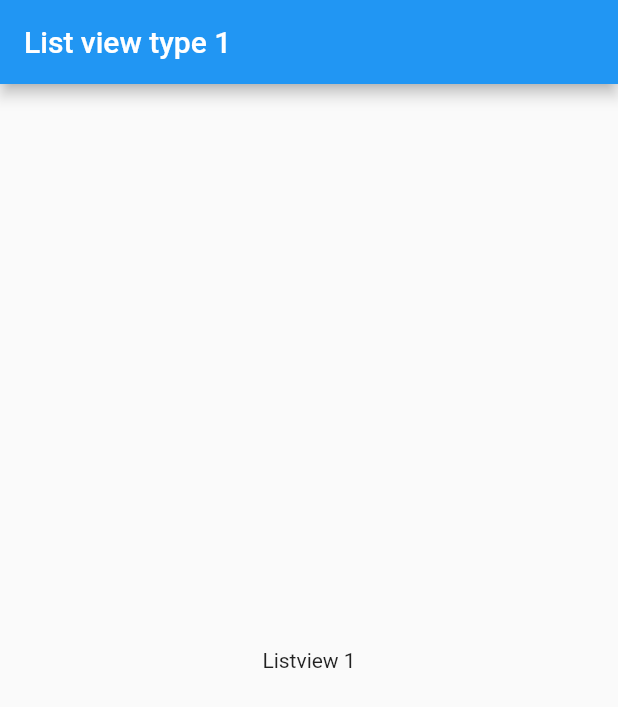
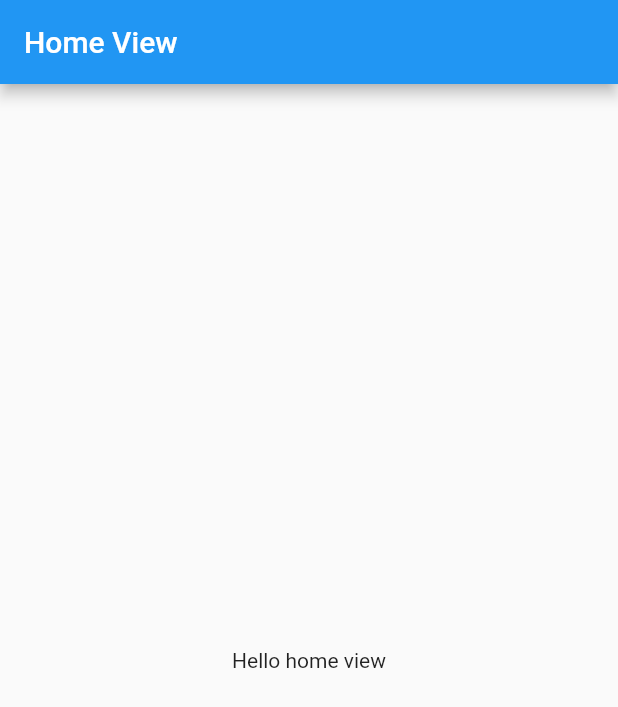
Before and after one commit to rodri2d2/FlutterWidgets, a Flutter app: the screen it shows after launch, on a phone screen of 412 x 824 dp. Shown: the top 707 px of the screen. Run offline on Flutter 3.47's test engine with Material 2 defaults, Android fonts, the phone set to English and light mode, and no system bars.

Commit message:
Add some views
Create two type of list to play with
Create a HomeView and set ir as initial route
Create views file inside views folder to use as router export
Create empty AlertView

```diff
--- a/lib/main.dart
+++ b/lib/main.dart
@@ -1,5 +1,8 @@
 import 'package:flutter/material.dart';
-import 'package:flutter_widgets/views/listView_1.dart';
+
+
+import 'views/views.dart';
+
 
 void main() => runApp(const MyApp());
 
@@ -10,9 +13,15 @@ class MyApp extends StatelessWidget {
   @override
   Widget build(BuildContext context) {
     // TODO: implement build
-    return const MaterialApp(
+    return MaterialApp(
       title: 'Flutter Widgets',
-      home: ListView1(),
+      initialRoute: 'homeView',
+      routes: {
+        'homeView': (context) =>  HomeView(),
+        'listView_1': (context) => const ListView1(),
+        'listView_2': (context) => const ListView2(),
+        'alertView': (context) => const AlertView(),
+      },
     );
   }
 }
--- /dev/null
+++ b/lib/views/homeView.dart
@@ -0,0 +1,21 @@
+import 'package:flutter/material.dart';
+
+
+class HomeView extends StatelessWidget {
+  @override
+  Widget build(BuildContext context) {
+    return MaterialApp(
+      title: 'Material App',
+      home: Scaffold(
+        appBar: AppBar(
+          title: const Text('Home View'),
+        ),
+        body: Center(
+          child: Container(
+            child: const Text('Hello home view'),
+          ),
+        ),
+      ),
+    );
+  }
+}
--- /dev/null
+++ b/lib/views/views.dart
@@ -0,0 +1,4 @@
+export 'package:flutter_widgets/views/homeView.dart';
+export 'package:flutter_widgets/views/listView_1.dart';
+export 'package:flutter_widgets/views/listView_2.dart';
+export 'package:flutter_widgets/views/alertView.dart';
```
Also changed, not shown: lib/views/alertView.dart (added, +14 -0 lines), lib/views/listView_1.dart (+12 -3 lines), lib/views/listView_2.dart (added, +34 -0 lines).
